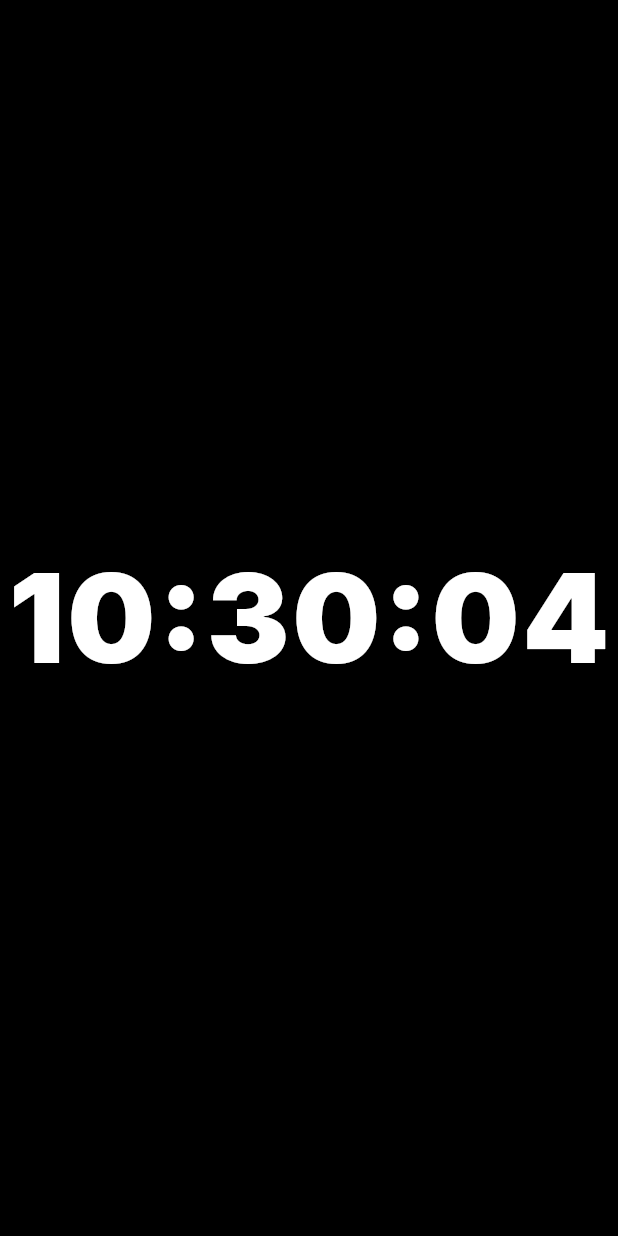
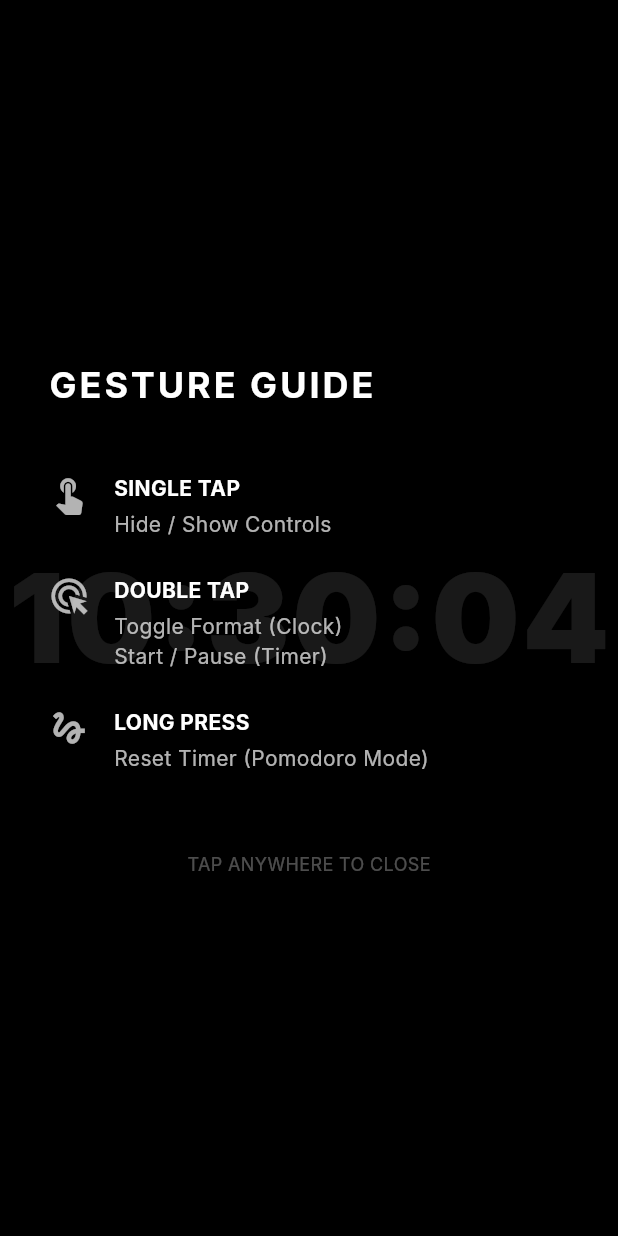
Before and after one commit to ShaijoGeorge/letscooktogether, a Flutter app: the screen it shows after launch, on a phone screen of 412 x 824 dp. Run offline on Flutter 3.47's test engine with Material 3 defaults, Android fonts, the phone set to English and light mode, and no system bars; our stand-ins replace audioplayers, shared_preferences, wakelock_plus; Roboto replaces fonts that are missing (Inter).

Commit message:
feat(ui): add gesture guide and tutorial dialog

```diff
--- a/lib/main.dart
+++ b/lib/main.dart
@@ -4,6 +4,7 @@ import 'package:flutter/services.dart';
 import 'package:intl/intl.dart';
 import 'package:wakelock_plus/wakelock_plus.dart';
 import 'package:audioplayers/audioplayers.dart';
+import 'package:shared_preferences/shared_preferences.dart';
 
 void main() {
   WidgetsFlutterBinding.ensureInitialized();
@@ -131,6 +132,27 @@ class _ClockScreenState extends State<ClockScreen> with WidgetsBindingObserver {
 
     // Start auto-hide timer
     _startHideTimer();
+
+    // Check for tutorial
+    WidgetsBinding.instance.addPostFrameCallback((_) => _checkFirstRun());
+  }
+
+  Future<void> _checkFirstRun() async {
+    final prefs = await SharedPreferences.getInstance();
+    final bool? seenTutorial = prefs.getBool('seenTutorial');
+
+    if (seenTutorial == null || seenTutorial == false) {
+      _showTutorial();
+      await prefs.setBool('seenTutorial', true);
+    }
+  }
+
+  void _showTutorial() {
+    showDialog(
+      context: context,
+      barrierColor: Colors.black.withOpacity(0.9),
+      builder: (context) => const TutorialDialog(),
+    );
   }
 
   @override
@@ -150,7 +172,6 @@ class _ClockScreenState extends State<ClockScreen> with WidgetsBindingObserver {
     if (state == AppLifecycleState.resumed) {
       SystemChrome.setEnabledSystemUIMode(SystemUiMode.immersiveSticky);
       WakelockPlus.enable();
-      // Re-enforce current orientation choice
       if (_isLandscape) {
         SystemChrome.setPreferredOrientations([
           DeviceOrientation.landscapeLeft,
@@ -241,7 +262,6 @@ class _ClockScreenState extends State<ClockScreen> with WidgetsBindingObserver {
             _remainingSeconds--;
           });
         } else {
-          // Timer finished
           _pomodoroTimer?.cancel();
 
           _playBeep();
@@ -311,7 +331,6 @@ class _ClockScreenState extends State<ClockScreen> with WidgetsBindingObserver {
           }
         },
         onDoubleTap: () {
-          // Double tap handles functionality (Toggle Format or Pomodoro)
           if (_currentMode == AppMode.clock) {
             _toggleFormat();
           } else {
@@ -327,7 +346,6 @@ class _ClockScreenState extends State<ClockScreen> with WidgetsBindingObserver {
         },
         child: Stack(
           children: [
-            // Centered Time Display with FittedBox for Landscape support
             Center(
               child: FittedBox(
                 fit: BoxFit.contain,
@@ -362,6 +380,7 @@ class _ClockScreenState extends State<ClockScreen> with WidgetsBindingObserver {
               ),
             ),
 
+            // Mode Toggle Button (Bottom Right)
             Positioned(
               bottom: 30,
               right: 30,
@@ -400,6 +419,25 @@ class _ClockScreenState extends State<ClockScreen> with WidgetsBindingObserver {
               ),
             ),
 
+            // Tutorial Info Button (Top Left)
+            Positioned(
+              top: 30,
+              left: 30,
+              child: AnimatedOpacity(
+                opacity: _areControlsVisible ? 1.0 : 0.0,
+                duration: const Duration(milliseconds: 300),
+                child: IconButton(
+                  onPressed: _areControlsVisible ? _showTutorial : null,
+                  icon: const Icon(
+                    Icons.info_outline,
+                    color: Colors.white24,
+                    size: 32,
+                  ),
+                  tooltip: "How to use",
+                ),
+              ),
+            ),
+
             if (_currentMode == AppMode.clock)
               Positioned(
                 bottom: 40,
@@ -423,3 +461,86 @@ class _ClockScreenState extends State<ClockScreen> with WidgetsBindingObserver {
     );
   }
 }
+
+class TutorialDialog extends StatelessWidget {
+  const TutorialDialog({super.key});
+
+  @override
+  Widget build(BuildContext context) {
+    return GestureDetector(
+      onTap: () => Navigator.of(context).pop(),
+      child: Scaffold(
+        backgroundColor: Colors.transparent,
+        body: Center(
+          child: Padding(
+            padding: const EdgeInsets.all(32.0),
+            child: Column(
+              mainAxisSize: MainAxisSize.min,
+              crossAxisAlignment: CrossAxisAlignment.start,
+              children: [
+                const Text(
+                  "GESTURE GUIDE",
+                  style: TextStyle(
+                    color: Colors.white,
+                    fontSize: 24,
+                    fontWeight: FontWeight.bold,
+                    fontFamily: 'Inter',
+                    letterSpacing: 2.0,
+                  ),
+                ),
+                const SizedBox(height: 30),
+                _buildGuideItem(Icons.touch_app, "Single Tap", "Hide / Show Controls"),
+                _buildGuideItem(Icons.ads_click, "Double Tap", "Toggle Format (Clock)\nStart / Pause (Timer)"),
+                _buildGuideItem(Icons.gesture, "Long Press", "Reset Timer (Pomodoro Mode)"),
+                const SizedBox(height: 40),
+                const Center(
+                  child: Text(
+                    "TAP ANYWHERE TO CLOSE",
+                    style: TextStyle(color: Colors.white30, fontSize: 12),
+                  ),
+                ),
+              ],
+            ),
+          ),
+        ),
+      ),
+    );
+  }
+
+  Widget _buildGuideItem(IconData icon, String title, String description) {
+    return Padding(
+      padding: const EdgeInsets.symmetric(vertical: 12.0),
+      child: Row(
+        crossAxisAlignment: CrossAxisAlignment.start,
+        children: [
+          Icon(icon, color: Colors.white70, size: 28),
+          const SizedBox(width: 16),
+          Expanded(
+            child: Column(
+              crossAxisAlignment: CrossAxisAlignment.start,
+              children: [
+                Text(
+                  title.toUpperCase(),
+                  style: const TextStyle(
+                    color: Colors.white,
+                    fontWeight: FontWeight.bold,
+                    fontSize: 14,
+                  ),
+                ),
+                const SizedBox(height: 4),
+                Text(
+                  description,
+                  style: const TextStyle(
+                    color: Colors.white70,
+                    fontSize: 14,
+                    height: 1.4,
+                  ),
+                ),
+              ],
+            ),
+          ),
+        ],
+      ),
+    );
+  }
+}
--- a/pubspec.yaml
+++ b/pubspec.yaml
@@ -33,6 +33,7 @@ dependencies:
   intl: ^0.18.0
   wakelock_plus: ^1.1.0
   audioplayers: ^6.0.0
+  shared_preferences: ^2.2.2
   # The following adds the Cupertino Icons font to your application.
   # Use with the CupertinoIcons class for iOS style icons.
   cupertino_icons: ^1.0.8
```
Also changed, not shown: pubspec.lock, 1 other file.
